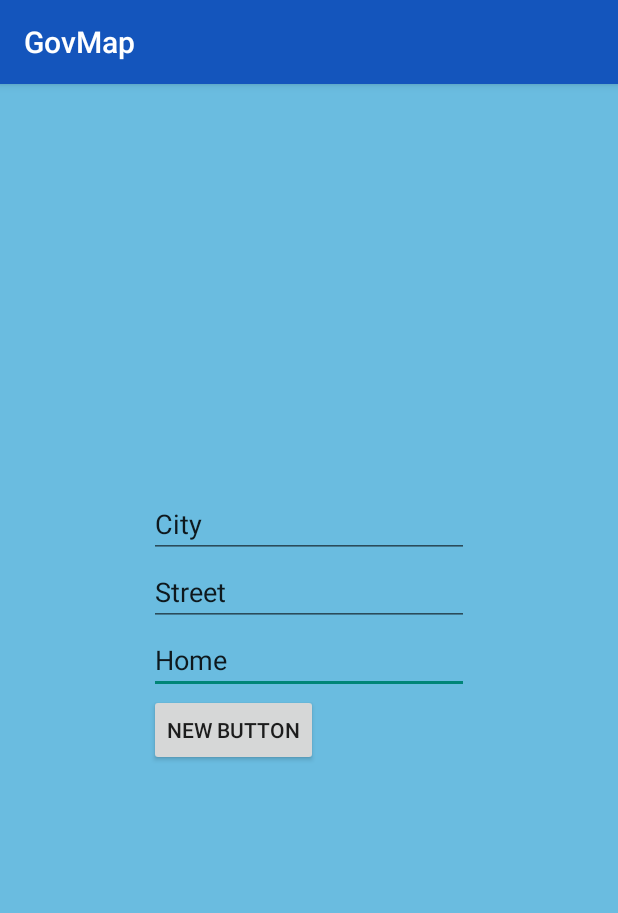
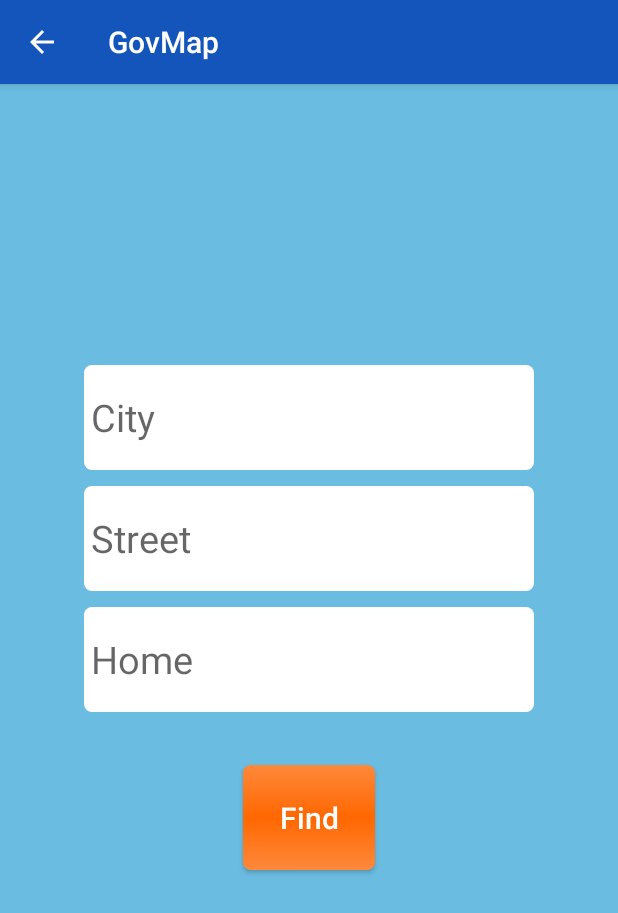
Before and after one commit to nonconforme/GovMap_Android, an Android app: the SelectAddressActivity screen opened directly, with no data from a screen before it, on a phone screen of 412 x 824 dp. Shown: the top 913 px of the screen. Run offline under Robolectric (Android 15) with nearby library versions, the light colour scheme and no system bars.

Commit message:
adding some styling

```diff
--- a/app/src/main/java/com/govmap/BaseActivity.java
+++ b/app/src/main/java/com/govmap/BaseActivity.java
@@ -2,6 +2,7 @@
 
 import android.os.Bundle;
 import android.support.v7.app.AppCompatActivity;
+import android.view.MenuItem;
 
 /**
  * Created by MediumMG on 01.09.2015.
@@ -24,4 +25,10 @@
 
     private void restoreData(Bundle data) { }
 
+    @Override
+    public boolean onOptionsItemSelected(MenuItem item) {
+        if(item.getItemId() == android.R.id.home) onBackPressed();
+        return super.onOptionsItemSelected(item);
+    }
+
 }
--- a/app/src/main/java/com/govmap/SelectAddressActivity.java
+++ b/app/src/main/java/com/govmap/SelectAddressActivity.java
@@ -15,7 +15,7 @@
         super.onCreate(savedInstanceState);
         setContentView(R.layout.activity_select_address);
 
-        getSupportActionBar().setDisplayShowHomeEnabled(true);
+        getSupportActionBar().setDisplayHomeAsUpEnabled(true);
 
         mStreetEt = (EditText) findViewById(R.id.etStreet_ASA);
         mHomeEt = (EditText) findViewById(R.id.etHome_ASA);
--- /dev/null
+++ b/app/src/main/res/drawable/edit_text_cursor.xml
@@ -0,0 +1,5 @@
+<?xml version="1.0" encoding="utf-8"?>
+<shape xmlns:android="http://schemas.android.com/apk/res/android" android:shape="rectangle" >
+    <size android:width="2dp" />
+    <solid android:color="@android:color/black"/>
+</shape>
--- /dev/null
+++ b/app/src/main/res/drawable/main_btn_bckg.xml
@@ -0,0 +1,25 @@
+<?xml version="1.0" encoding="utf-8"?>
+<shape xmlns:android="http://schemas.android.com/apk/res/android"
+    android:shape="rectangle" >
+
+    <corners
+        android:radius="5dp"/>
+
+    <gradient
+        android:endColor="@color/orange.light"
+        android:startColor="@color/orange.light"
+        android:centerColor="@color/orange.dark"
+        android:angle="90"
+        android:type="linear" />
+
+    <padding
+        android:left="5dp"
+        android:top="5dp"
+        android:right="5dp"
+        android:bottom="5dp" />
+
+    <!--<size-->
+        <!--android:width="integer"-->
+        <!--android:height="integer" />-->
+
+</shape>
--- /dev/null
+++ b/app/src/main/res/drawable/select_address_edit_text_bckg.xml
@@ -0,0 +1,25 @@
+<?xml version="1.0" encoding="utf-8"?>
+<shape xmlns:android="http://schemas.android.com/apk/res/android"
+    android:shape="rectangle" >
+
+    <corners
+        android:radius="5dp"/>
+
+    <gradient
+        android:endColor="@android:color/white"
+        android:startColor="@android:color/white"
+        android:centerColor="@android:color/white"
+        android:angle="90"
+        android:type="linear" />
+
+    <padding
+        android:left="5dp"
+        android:top="5dp"
+        android:right="5dp"
+        android:bottom="5dp" />
+
+    <!--<size-->
+    <!--android:width="integer"-->
+    <!--android:height="integer" />-->
+
+</shape>
--- a/app/src/main/res/layout/activity_main.xml
+++ b/app/src/main/res/layout/activity_main.xml
@@ -2,28 +2,26 @@
 <RelativeLayout xmlns:android="http://schemas.android.com/apk/res/android"
     android:layout_width="match_parent"
     android:layout_height="match_parent"
+    android:padding="20dp"
     android:background="@color/blue.light">
 
     <Button
-        android:layout_width="wrap_content"
-        android:layout_height="wrap_content"
-        android:text="New Button"
+        style="@style/MainButtonStyle"
+        android:text="@string/text.find_geo_number_using_current_placing"
         android:id="@+id/btnFindGeoNumberByCurPos_AM"
         android:layout_centerVertical="true"
         android:layout_centerHorizontal="true" />
 
     <Button
-        android:layout_width="wrap_content"
-        android:layout_height="wrap_content"
-        android:text="New Button"
+        style="@style/MainButtonStyle"
+        android:text="@string/text.find_geo_number_using_address"
         android:id="@+id/btnFindGeoNumberByAddress_AM"
         android:layout_above="@+id/btnFindGeoNumberByCurPos_AM"
         android:layout_centerHorizontal="true" />
 
     <Button
-        android:layout_width="wrap_content"
-        android:layout_height="wrap_content"
-        android:text="New Button"
+        style="@style/MainButtonStyle"
+        android:text="@string/text.find_address_using_geo_number"
         android:id="@+id/btnFindAddressByGeoNumber_AM"
         android:layout_below="@+id/btnFindGeoNumberByCurPos_AM"
         android:layout_centerHorizontal="true" />
--- a/app/src/main/res/layout/activity_select_address.xml
+++ b/app/src/main/res/layout/activity_select_address.xml
@@ -6,40 +6,33 @@
 
 
     <EditText
-        android:layout_width="wrap_content"
-        android:layout_height="wrap_content"
         android:inputType="numberSigned"
         style="@style/SelectAddressEditTextStyle"
         android:id="@+id/etHome_ASA"
-        android:text="Home"
+        android:hint="@string/hint.home"
         android:layout_centerVertical="true"
         android:layout_centerHorizontal="true" />
 
     <EditText
-        android:layout_width="wrap_content"
-        android:layout_height="wrap_content"
         style="@style/SelectAddressEditTextStyle"
-        android:text="Street"
+        android:hint="@string/hint.street"
         android:id="@+id/etStreet_ASA"
         android:layout_above="@+id/etHome_ASA"
         android:layout_centerHorizontal="true" />
 
     <EditText
-        android:layout_width="wrap_content"
-        android:layout_height="wrap_content"
         style="@style/SelectAddressEditTextStyle"
-        android:text="City"
+        android:hint="@string/hint.city"
         android:id="@+id/etCity_ASA"
         android:layout_above="@+id/etStreet_ASA"
         android:layout_centerHorizontal="true" />
 
     <Button
         android:layout_width="wrap_content"
-        android:layout_height="wrap_content"
-        android:text="New Button"
+        android:text="@string/text.find"
+        style="@style/SmallButtonStyle"
         android:id="@+id/btnFind_ASA"
         android:layout_below="@+id/etHome_ASA"
-        android:layout_alignLeft="@+id/etHome_ASA"
-        android:layout_alignStart="@+id/etHome_ASA" />
+        android:layout_centerHorizontal="true" />
 
 </RelativeLayout>
--- a/app/src/main/res/values/strings.xml
+++ b/app/src/main/res/values/strings.xml
@@ -1,6 +1,15 @@
 <resources>
 
     <string name="app_name">GovMap</string>
+
+    <string name="text.find_geo_number_using_address">Find the geo number using address</string>
+    <string name="text.find_geo_number_using_current_placing">Find the geo number using current placing</string>
+    <string name="text.find_address_using_geo_number">Find the address using geo number</string>
+
+    <string name="text.find">Find</string>
+    <string name="hint.city">City</string>
+    <string name="hint.street">Street</string>
+    <string name="hint.home">Home</string>
 
     <string name="hint.geonum1">Geo num 1</string>
     <string name="hint.geonum2">Geo num 2</string>
--- a/app/src/main/res/values/styles.xml
+++ b/app/src/main/res/values/styles.xml
@@ -14,5 +14,29 @@
     <style name="SelectAddressEditTextStyle" parent="Base.V12.Widget.AppCompat.EditText">
         <item name="android:inputType">textPersonName</item>
         <item name="android:ems">10</item>
+        <item name="android:layout_width">300dp</item>
+        <item name="android:textSize">25sp</item>
+        <item name="android:layout_height">70dp</item>
+        <item name="android:layout_margin">5dp</item>
+        <item name="android:textCursorDrawable">@drawable/edit_text_cursor</item>
+        <item name="android:background">@drawable/select_address_edit_text_bckg</item>
     </style>
+
+    <style name="MainButtonStyle" parent="Base.TextAppearance.AppCompat.Button">
+        <item name="android:layout_height">70dp</item>
+        <item name="android:layout_width">300dp</item>
+
+        <item name="android:textAllCaps">false</item>
+        <item name="android:background">@drawable/main_btn_bckg</item>
+        <item name="android:layout_marginTop">20dp</item>
+        <item name="android:layout_marginBottom">20dp</item>
+        <item name="android:textSize">20sp</item>
+        <item name="android:textColor">@android:color/white</item>
+    </style>
+
+    <style name="SmallButtonStyle" parent="MainButtonStyle">
+        <item name="android:layout_height">70dp</item>
+        <item name="android:layout_margin">30dp</item>
+    </style>
+
 </resources>
```
